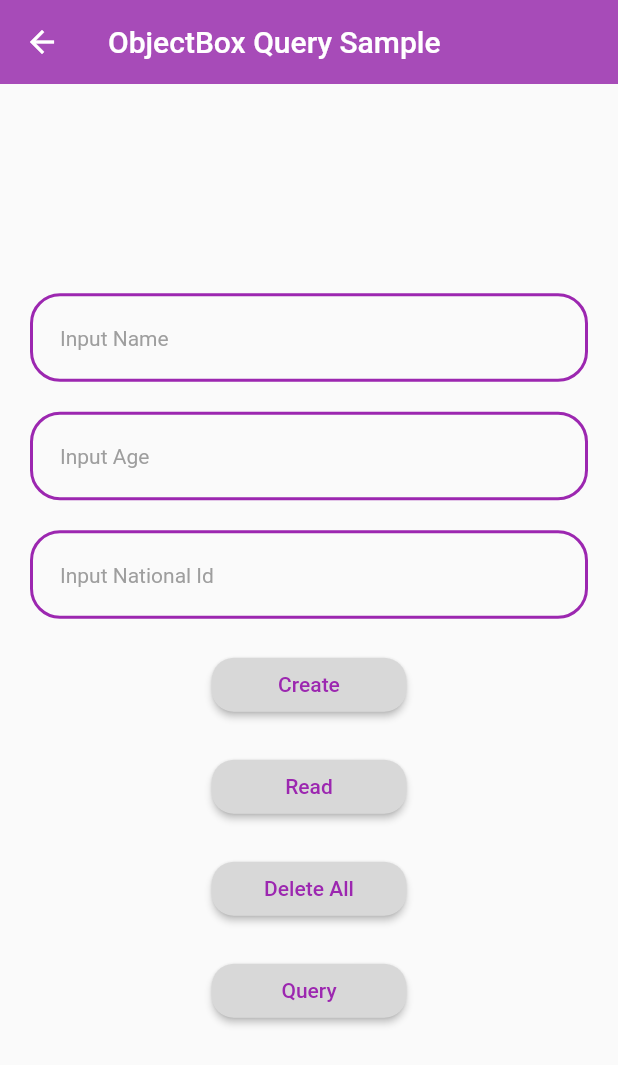
After one commit to Sobhan-Ziyaei/objectbox_sample_app, a Flutter app: the screen it shows after launch, after a tap on "Query Example", on a phone screen of 412 x 824 dp. The commit adds this screen. Shown: the top 1065 px of the screen. Run offline on Flutter 3.47's test engine with Material 2 defaults, Android fonts, the phone set to English and light mode, and no system bars; our stand-ins replace objectbox; generated files the repository leaves out were written again.

Commit message:
added Query Example

```diff
--- a/lib/main.dart
+++ b/lib/main.dart
@@ -1,12 +1,18 @@
 import 'package:flutter/material.dart';
 import 'package:objectbox_sample_app/models/objectbox.dart';
 import 'package:objectbox_sample_app/ui/home_screen.dart';
+import 'package:objectbox_sample_app/ui/query_screen.dart';
 
 late ObjectBox objectbox;
 void main() async {
   WidgetsFlutterBinding.ensureInitialized();
   objectbox = await ObjectBox.create();
-  runApp(const MyApp());
+  runApp(
+    const MaterialApp(
+      debugShowCheckedModeBanner: false,
+      home: MyApp(),
+    ),
+  );
 }
 
 class MyApp extends StatelessWidget {
@@ -16,7 +22,78 @@
   Widget build(BuildContext context) {
     return MaterialApp(
       debugShowCheckedModeBanner: false,
-      home: HomeScreen(),
+      home: Scaffold(
+        body: SafeArea(
+          child: Center(
+            child: Column(
+              mainAxisAlignment: MainAxisAlignment.center,
+              children: [
+                SizedBox(
+                  width: 130,
+                  child: ElevatedButton(
+                    style: ButtonStyle(
+                      backgroundColor: MaterialStateProperty.all(
+                        const Color.fromARGB(255, 216, 216, 216),
+                      ),
+                      shape: MaterialStateProperty.all(
+                        const RoundedRectangleBorder(
+                          borderRadius: BorderRadius.all(
+                            Radius.circular(15),
+                          ),
+                        ),
+                      ),
+                    ),
+                    onPressed: () {
+                      Navigator.push(
+                        context,
+                        MaterialPageRoute(
+                          builder: (context) => HomeScreen(),
+                        ),
+                      );
+                    },
+                    child: const Text(
+                      'CRUD Example',
+                      style: TextStyle(color: Colors.purple),
+                    ),
+                  ),
+                ),
+                const SizedBox(
+                  height: 15,
+                ),
+                SizedBox(
+                  width: 130,
+                  child: ElevatedButton(
+                    style: ButtonStyle(
+                      backgroundColor: MaterialStateProperty.all(
+                        const Color.fromARGB(255, 216, 216, 216),
+                      ),
+                      shape: MaterialStateProperty.all(
+                        const RoundedRectangleBorder(
+                          borderRadius: BorderRadius.all(
+                            Radius.circular(15),
+                          ),
+                        ),
+                      ),
+                    ),
+                    onPressed: () {
+                      Navigator.push(
+                        context,
+                        MaterialPageRoute(
+                          builder: (context) => QueryScreen(),
+                        ),
+                      );
+                    },
+                    child: const Text(
+                      'Query Example',
+                      style: TextStyle(color: Colors.purple),
+                    ),
+                  ),
+                ),
+              ],
+            ),
+          ),
+        ),
+      ),
     );
   }
 }
--- /dev/null
+++ b/lib/models/person2.dart
@@ -0,0 +1,19 @@
+import 'package:objectbox/objectbox.dart';
+
+@Entity()
+class Person2 {
+  @Id()
+  int personId;
+
+  @Unique()
+  final String nationalIdNumber;
+
+  final String name;
+  final int age;
+
+  Person2(
+      {this.personId = 0,
+      required this.nationalIdNumber,
+      required this.name,
+      required this.age});
+}
--- /dev/null
+++ b/lib/ui/query_screen.dart
@@ -0,0 +1,253 @@
+import 'package:flutter/material.dart';
+import 'package:objectbox/objectbox.dart';
+import 'package:objectbox_sample_app/main.dart';
+import 'package:objectbox_sample_app/models/person2.dart';
+import 'package:objectbox_sample_app/objectbox.g.dart';
+
+class QueryScreen extends StatelessWidget {
+  QueryScreen({Key? key}) : super(key: key);
+
+  final TextEditingController _textController = TextEditingController();
+  final TextEditingController _nationalIdController = TextEditingController();
+  final TextEditingController _ageController = TextEditingController();
+  final person2Box = objectbox.store.box<Person2>();
+
+  @override
+  Widget build(BuildContext context) {
+    return Scaffold(
+      appBar: AppBar(
+        title: const Text('ObjectBox Query Sample'),
+        elevation: 0,
+        backgroundColor: const Color.fromARGB(255, 167, 75, 184),
+      ),
+      body: SafeArea(
+        child: Center(
+          child: Column(
+            mainAxisAlignment: MainAxisAlignment.center,
+            children: [
+              Padding(
+                padding: const EdgeInsets.symmetric(horizontal: 20),
+                child: TextField(
+                  controller: _textController,
+                  decoration: const InputDecoration(
+                    contentPadding: EdgeInsets.all(20),
+                    focusedBorder: OutlineInputBorder(
+                      borderSide: BorderSide(width: 2, color: Colors.green),
+                      borderRadius: BorderRadius.all(
+                        Radius.circular(20),
+                      ),
+                    ),
+                    enabledBorder: OutlineInputBorder(
+                      borderSide: BorderSide(width: 2, color: Colors.purple),
+                      borderRadius: BorderRadius.all(
+                        Radius.circular(20),
+                      ),
+                    ),
+                    hintText: 'Input Name',
+                    hintStyle: TextStyle(
+                      color: Colors.grey,
+                      fontSize: 14,
+                    ),
+                  ),
+                ),
+              ),
+              const SizedBox(
+                height: 20,
+              ),
+              Padding(
+                padding: const EdgeInsets.symmetric(horizontal: 20),
+                child: TextField(
+                  keyboardType: TextInputType.number,
+                  controller: _ageController,
+                  decoration: const InputDecoration(
+                    contentPadding: EdgeInsets.all(20),
+                    focusedBorder: OutlineInputBorder(
+                      borderSide: BorderSide(width: 2, color: Colors.green),
+                      borderRadius: BorderRadius.all(
+                        Radius.circular(20),
+                      ),
+                    ),
+                    enabledBorder: OutlineInputBorder(
+                      borderSide: BorderSide(width: 2, color: Colors.purple),
+                      borderRadius: BorderRadius.all(
+                        Radius.circular(20),
+                      ),
+                    ),
+                    hintText: 'Input Age',
+                    hintStyle: TextStyle(
+                      color: Colors.grey,
+                      fontSize: 14,
+                    ),
+                  ),
+                ),
+              ),
+              const SizedBox(
+                height: 20,
+              ),
+              Padding(
+                padding: const EdgeInsets.symmetric(horizontal: 20),
+                child: TextField(
+                  keyboardType: TextInputType.number,
+                  controller: _nationalIdController,
+                  decoration: const InputDecoration(
+                    contentPadding: EdgeInsets.all(20),
+                    focusedBorder: OutlineInputBorder(
+                      borderSide: BorderSide(width: 2, color: Colors.green),
+                      borderRadius: BorderRadius.all(
+                        Radius.circular(20),
+                      ),
+                    ),
+                    enabledBorder: OutlineInputBorder(
+                      borderSide: BorderSide(width: 2, color: Colors.purple),
+                      borderRadius: BorderRadius.all(
+                        Radius.circular(20),
+                      ),
+                    ),
+                    hintText: 'Input National Id',
+                    hintStyle: TextStyle(
+                      color: Colors.grey,
+                      fontSize: 14,
+                    ),
+                  ),
+                ),
+              ),
+              const SizedBox(
+                height: 20,
+              ),
+              SizedBox(
+                width: 130,
+                child: ElevatedButton(
+                  style: ButtonStyle(
+                    backgroundColor: MaterialStateProperty.all(
+                      const Color.fromARGB(255, 216, 216, 216),
+                    ),
+                    shape: MaterialStateProperty.all(
+                      const RoundedRectangleBorder(
+                        borderRadius: BorderRadius.all(
+                          Radius.circular(15),
+                        ),
+                      ),
+                    ),
+                  ),
+                  onPressed: () {
+                    person2Box.put(
+                      Person2(
+                        nationalIdNumber: _nationalIdController.text,
+                        name: _textController.text,
+                        age: int.parse(_ageController.text),
+                      ),
+                    );
+                    _textController.clear();
+                    _nationalIdController.clear();
+                    _ageController.clear();
+                  },
+                  child: const Text(
+                    'Create',
+                    style: TextStyle(color: Colors.purple),
+                  ),
+                ),
+              ),
+              const SizedBox(
+                height: 20,
+              ),
+              SizedBox(
+                width: 130,
+                child: ElevatedButton(
+                  style: ButtonStyle(
+                    backgroundColor: MaterialStateProperty.all(
+                      const Color.fromARGB(255, 216, 216, 216),
+                    ),
+                    shape: MaterialStateProperty.all(
+                      const RoundedRectangleBorder(
+                        borderRadius: BorderRadius.all(
+                          Radius.circular(15),
+                        ),
+                      ),
+                    ),
+                  ),
+                  onPressed: () {
+                    for (var element in person2Box.getAll()) {
+                      print(
+                        '${element.name} is ${element.age} years old and have ${element.nationalIdNumber} National Id and personal Id in this app is ${element.personId},',
+                      );
+                    }
+                  },
+                  child: const Text(
+                    'Read',
+                    style: TextStyle(color: Colors.purple),
+                  ),
+                ),
+              ),
+              const SizedBox(
+                height: 20,
+              ),
+              SizedBox(
+                width: 130,
+                child: ElevatedButton(
+                  style: ButtonStyle(
+                    backgroundColor: MaterialStateProperty.all(
+                      const Color.fromARGB(255, 216, 216, 216),
+                    ),
+                    shape: MaterialStateProperty.all(
+                      const RoundedRectangleBorder(
+                        borderRadius: BorderRadius.all(
+                          Radius.circular(15),
+                        ),
+                      ),
+                    ),
+                  ),
+                  onPressed: () {
+                    person2Box.removeAll();
+                  },
+                  child: const Text(
+                    'Delete All',
+                    style: TextStyle(color: Colors.purple),
+                  ),
+                ),
+              ),
+              const SizedBox(
+                height: 20,
+              ),
+              SizedBox(
+                width: 130,
+                child: ElevatedButton(
+                  style: ButtonStyle(
+                    backgroundColor: MaterialStateProperty.all(
+                      const Color.fromARGB(255, 216, 216, 216),
+                    ),
+                    shape: MaterialStateProperty.all(
+                      const RoundedRectangleBorder(
+                        borderRadius: BorderRadius.all(
+                          Radius.circular(15),
+                        ),
+                      ),
+                    ),
+                  ),
+                  onPressed: () {
+                    QueryBuilder<Person2> builder = person2Box
+                        .query(Person2_.age.equals(28) |
+                            Person2_.name.startsWith('s'))
+                        .order(Person2_.name, flags: Order.descending);
+                    Query<Person2> query = builder.build();
+
+                    print(query.describeParameters());
+                    print(query.describe());
+
+                    for (var element in query.find()) {
+                      print(
+                          'person Id is ${element.personId} ${element.name} have ${element.age} years old');
+                    }
+                  },
+                  child: const Text(
+                    'Query',
+                    style: TextStyle(color: Colors.purple),
+                  ),
+                ),
+              ),
+            ],
+          ),
+        ),
+      ),
+    );
+  }
+}
```
Also changed, not shown: lib/objectbox-model.json (+33 -2 lines), lib/objectbox.g.dart.
